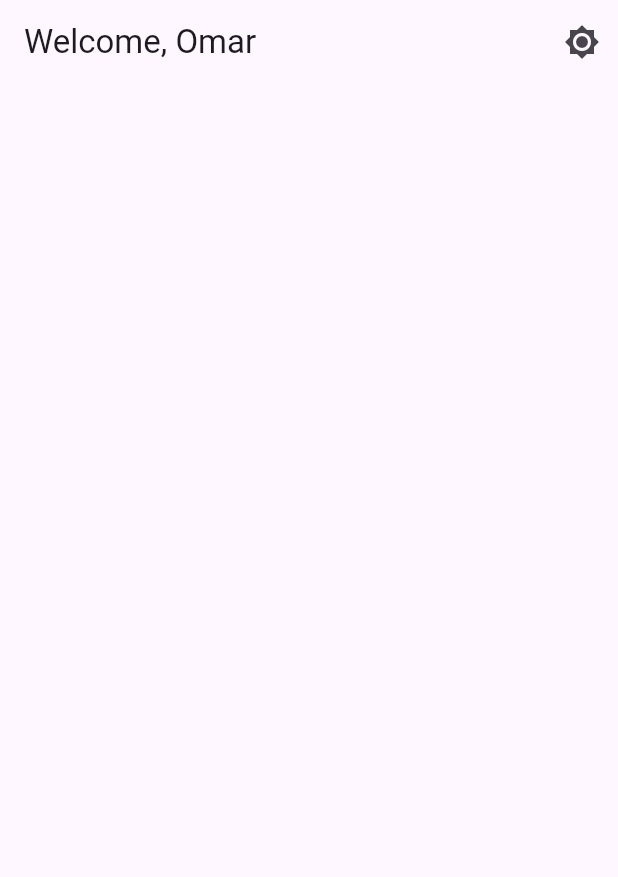
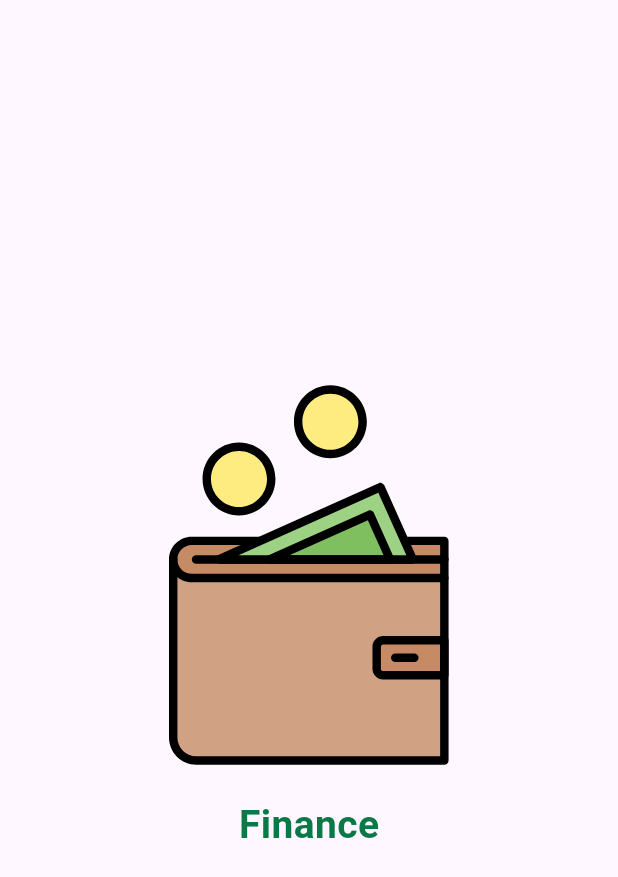
Before and after one commit to Omar-Ashraf-69/finance_app, a Flutter app: the first screen one second after launch, on a phone screen of 412 x 824 dp. Shown: the top 877 px of the screen. Run offline on Flutter 3.47's test engine with Material 3 defaults, Android fonts, the light colour scheme and no system bars; our stand-ins replace flutter_svg.

Commit message:
added my assets and finished the splash screen

```diff
--- a/lib/main.dart
+++ b/lib/main.dart
@@ -1,4 +1,4 @@
-import 'package:finanice_app/screens/home_screen.dart';
+import 'package:finanice_app/screens/splash_screen.dart';
 import 'package:flutter/material.dart';
 
 void main() {
@@ -17,7 +17,7 @@ class MyApp extends StatelessWidget {
         colorScheme: ColorScheme.fromSeed(seedColor: Colors.deepPurple),
         useMaterial3: true,
       ),
-      home: const HomeScreen(),
+      home: const SplashScreen(),
     );
   }
 }
--- /dev/null
+++ b/lib/screens/splash_screen.dart
@@ -0,0 +1,52 @@
+import 'dart:async';
+
+import 'package:finanice_app/colors/colors.dart';
+import 'package:finanice_app/screens/home_screen.dart';
+import 'package:flutter/material.dart';
+import 'package:flutter_svg/flutter_svg.dart';
+
+class SplashScreen extends StatefulWidget {
+  const SplashScreen({super.key});
+
+  @override
+  State<SplashScreen> createState() => _SplashScreenState();
+}
+
+class _SplashScreenState extends State<SplashScreen> {
+  @override
+  void initState() {
+    super.initState();
+    Timer(const Duration(seconds: 2), () {
+      Navigator.pushReplacement(
+          context,
+          MaterialPageRoute(
+            builder: (context) => const HomeScreen(),
+          ));
+    });
+  }
+
+  @override
+  Widget build(BuildContext context) {
+    return Scaffold(
+      body: Center(
+        child: Column(
+          mainAxisAlignment: MainAxisAlignment.center,
+          children: [
+            SvgPicture.asset('assets/logo.svg'),
+            const SizedBox(
+              height: 20,
+            ),
+            const Text(
+              'Finance',
+              style: TextStyle(
+                fontSize: 26,
+                fontWeight: FontWeight.w700,
+                color: kPrimaryGreenColor,
+              ),
+            )
+          ],
+        ),
+      ),
+    );
+  }
+}
--- a/pubspec.yaml
+++ b/pubspec.yaml
@@ -62,8 +62,7 @@ flutter:
 
   # To add assets to your application, add an assets section, like this:
   assets:
-    - images/a_dot_burr.jpeg
-    - images/a_dot_ham.jpeg
+    - assets/
 
   # An image asset can refer to one or more resolution-specific "variants", see
   # https://flutter.dev/assets-and-images/#resolution-aware
```
Also changed, not shown: assets/finance1.png (added), assets/finance2.png (added), assets/finance3.png (added), assets/logo.svg (added).
